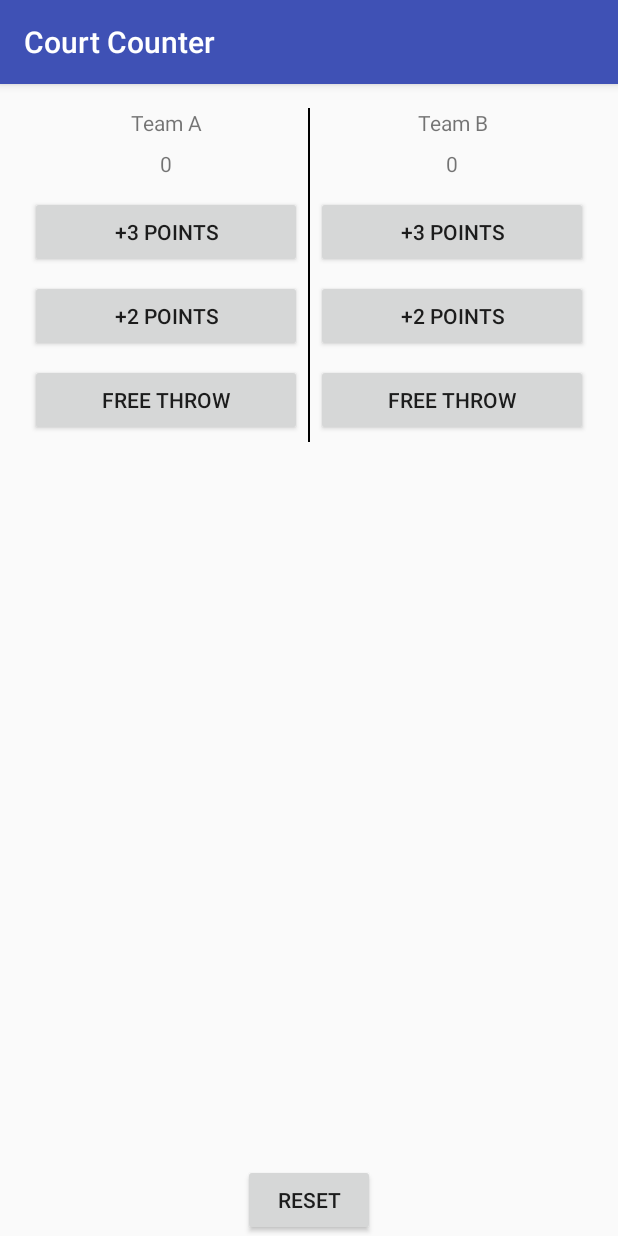
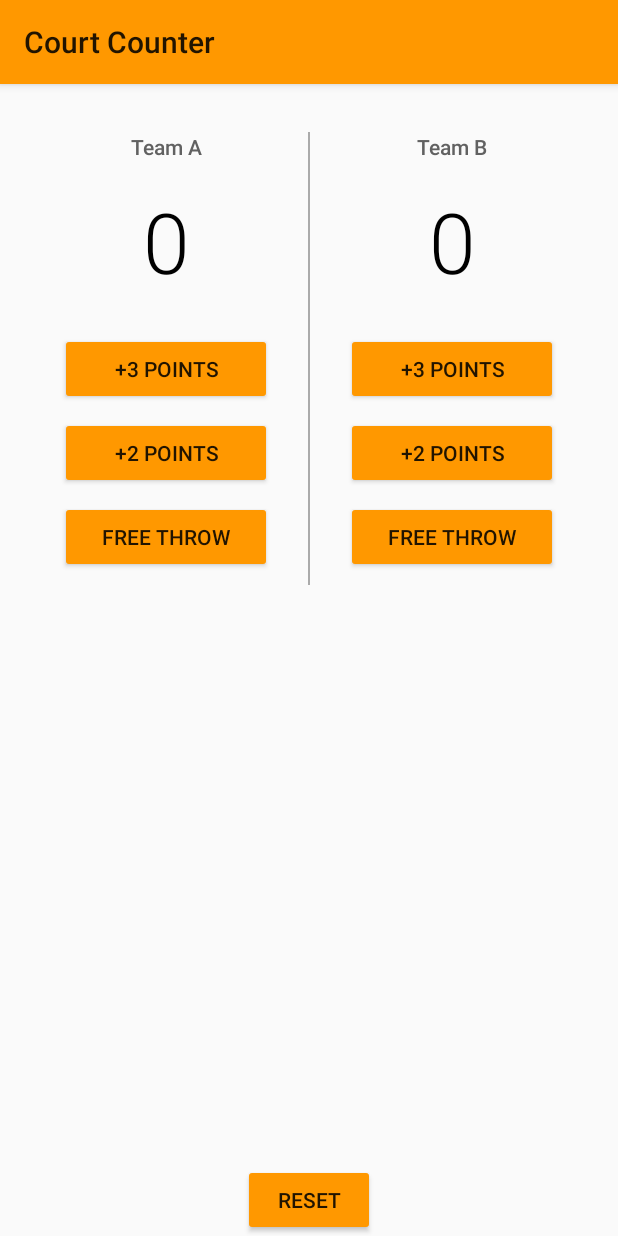
Before and after one commit to vpw/AndroidForBeginners, an Android app: the screen it shows after launch (MainActivity), on a phone screen of 412 x 824 dp. Run offline under Robolectric (Android 15) with nearby library versions, the phone set to English and light mode, and no system bars.

Commit message:
Court counter styles update

```diff
--- a/CourtCounter/app/src/main/res/layout/activity_main.xml
+++ b/CourtCounter/app/src/main/res/layout/activity_main.xml
@@ -1,124 +1,168 @@
 <?xml version="1.0" encoding="utf-8"?>
-<RelativeLayout
-    xmlns:android="http://schemas.android.com/apk/res/android"
+<RelativeLayout xmlns:android="http://schemas.android.com/apk/res/android"
     xmlns:tools="http://schemas.android.com/tools"
     android:layout_width="match_parent"
-    android:layout_height="wrap_content"
-    >
+    android:layout_height="wrap_content">
+
     <LinearLayout
         android:layout_width="match_parent"
         android:layout_height="wrap_content"
+        android:orientation="horizontal"
         android:paddingBottom="@dimen/activity_vertical_margin"
         android:paddingLeft="@dimen/activity_horizontal_margin"
         android:paddingRight="@dimen/activity_horizontal_margin"
         android:paddingTop="@dimen/activity_vertical_margin"
-    android:orientation="horizontal"
         tools:context="com.example.android.courtcounter.MainActivity">
+
         <LinearLayout
             android:layout_width="match_parent"
-        android:layout_height="match_parent"
-        android:orientation="vertical"
-        android:layout_weight="1">
+            android:layout_height="wrap_content"
+            android:layout_weight="1"
+            android:orientation="vertical">
 
             <TextView
                 android:layout_width="match_parent"
                 android:layout_height="wrap_content"
+                android:layout_marginTop="16dp"
+                android:fontFamily="sans-serif-medium"
+                android:gravity="center"
                 android:text="Team A"
-            android:gravity="center"
-            android:layout_marginBottom="8dp"
-            />
+                android:textColor="#616161"
+                android:textSize="14sp" />
+
             <TextView
+                android:id="@+id/team_a_score"
                 android:layout_width="match_parent"
                 android:layout_height="wrap_content"
+                android:layout_marginBottom="24dp"
+                android:layout_marginTop="16dp"
+                android:fontFamily="sans-serif-light"
+                android:gravity="center"
                 android:text="0"
-            android:gravity="center"
-            android:id="@+id/team_a_score"
+                android:textColor="#000000"
+                android:textSize="56sp" />
+
+            <Button
+                android:layout_width="match_parent"
+                android:layout_height="wrap_content"
+                android:layout_gravity="center"
                 android:layout_marginBottom="8dp"
+                android:layout_marginLeft="24dp"
+                android:layout_marginRight="24dp"
+                android:onClick="add3TeamA"
+                android:text="+3 points"
+
                 />
+
             <Button
+                android:layout_width="match_parent"
                 android:layout_height="wrap_content"
+                android:layout_gravity="center"
+                android:layout_marginBottom="8dp"
+                android:layout_marginLeft="24dp"
+                android:layout_marginRight="24dp"
+                android:onClick="add2TeamA"
+                android:text="+2 points"
+
+                />
+
+            <Button
                 android:layout_width="match_parent"
-            android:text="+3 points"
+                android:layout_height="wrap_content"
+                android:layout_gravity="center"
                 android:layout_marginBottom="8dp"
-            android:onClick="add3TeamA"
-            android:layout_margin="4dp"
-            />
-        <Button
-            android:layout_height="wrap_content"
-            android:layout_width="match_parent"
-            android:text="+2 points"
-            android:onClick="add2TeamA"
-            android:layout_margin="4dp"
-            />
-        <Button
-            android:layout_height="wrap_content"
-            android:layout_width="match_parent"
+                android:layout_marginLeft="24dp"
+                android:layout_marginRight="24dp"
+                android:onClick="add1TeamA"
                 android:text="free throw"
                 android:textAllCaps="true"
-            android:onClick="add1TeamA"
-            android:layout_margin="4dp"
+
                 />
         </LinearLayout>
-    <ImageView
+
+        <View
             android:layout_width="1dp"
             android:layout_height="match_parent"
-        android:background="@android:color/black"
-        >
+            android:layout_marginTop="16dp"
+            android:background="@android:color/darker_gray"></View>
 
-    </ImageView>
         <LinearLayout
             android:layout_width="match_parent"
-        android:layout_height="match_parent"
-        android:orientation="vertical"
-        android:layout_weight="1">
+            android:layout_height="wrap_content"
+            android:layout_weight="1"
+            android:orientation="vertical">
 
             <TextView
                 android:layout_width="match_parent"
                 android:layout_height="wrap_content"
+                android:layout_marginTop="16dp"
+                android:fontFamily="sans-serif-medium"
+                android:gravity="center"
                 android:text="Team B"
-            android:gravity="center"
-            android:layout_marginBottom="8dp"
-            />
+                android:textColor="#616161"
+                android:textSize="14sp" />
+
             <TextView
+                android:id="@+id/team_b_score"
                 android:layout_width="match_parent"
                 android:layout_height="wrap_content"
+                android:layout_marginBottom="24dp"
+                android:layout_marginTop="16dp"
+                android:fontFamily="sans-serif-light"
+
+                android:gravity="center"
                 android:text="0"
-            android:gravity="center"
-            android:id="@+id/team_b_score"
+                android:textColor="#000000"
+                android:textSize="56sp" />
+
+            <Button
+                android:layout_width="match_parent"
+                android:layout_height="wrap_content"
+                android:layout_gravity="center"
                 android:layout_marginBottom="8dp"
+                android:layout_marginLeft="24dp"
+                android:layout_marginRight="24dp"
+                android:onClick="add3TeamB"
+                android:text="+3 points"
+
                 />
+
             <Button
+                android:layout_width="match_parent"
                 android:layout_height="wrap_content"
+                android:layout_gravity="center"
+                android:layout_marginBottom="8dp"
+                android:layout_marginLeft="24dp"
+                android:layout_marginRight="24dp"
+                android:onClick="add2TeamB"
+                android:text="+2 points"
+
+                />
+
+            <Button
                 android:layout_width="match_parent"
-            android:text="+3 points"
+                android:layout_height="wrap_content"
+                android:layout_gravity="center"
                 android:layout_marginBottom="8dp"
-            android:onClick="add3TeamB"
-            android:layout_margin="4dp"
-            />
-        <Button
-            android:layout_height="wrap_content"
-            android:layout_width="match_parent"
-            android:text="+2 points"
-            android:onClick="add2TeamB"
-            android:layout_margin="4dp"
-            />
-        <Button
-            android:layout_height="wrap_content"
-            android:layout_width="match_parent"
+                android:layout_marginLeft="24dp"
+                android:layout_marginRight="24dp"
+                android:onClick="add1TeamB"
                 android:text="free throw"
                 android:textAllCaps="true"
-            android:onClick="add1TeamB"
-            android:layout_margin="4dp"
+
                 />
         </LinearLayout>
     </LinearLayout>
+
     <Button
         android:layout_width="wrap_content"
         android:layout_height="wrap_content"
-        android:text="reset"
-        android:textAllCaps="true"
-        android:onClick="reset"
         android:layout_alignParentBottom="true"
         android:layout_centerHorizontal="true"
-        android:layout_marginBottom="10dp"/>
+        android:layout_marginBottom="32dp"
+        android:layout_marginLeft="22dp"
+        android:layout_marginRight="22dp"
+        android:onClick="reset"
+        android:text="reset"
+        android:textAllCaps="true" />
 </RelativeLayout>
--- a/CourtCounter/app/src/main/res/values/styles.xml
+++ b/CourtCounter/app/src/main/res/values/styles.xml
@@ -1,11 +1,9 @@
 <resources>
-
     <!-- Base application theme. -->
-    <style name="AppTheme" parent="Theme.AppCompat.Light.DarkActionBar">
-        <!-- Customize your theme here. -->
-        <item name="colorPrimary">@color/colorPrimary</item>
-        <item name="colorPrimaryDark">@color/colorPrimaryDark</item>
-        <item name="colorAccent">@color/colorAccent</item>
+    <style name="AppTheme" parent="Theme.AppCompat.Light">
+        <!-- Primary theme color of the app (sets background color of app bar) -->
+        <item name="colorPrimary">#FF9800</item>
+        <!-- Background color of buttons in the app -->
+        <item name="colorButtonNormal">#FF9800</item>
     </style>
-
 </resources>
```
Lines whose indentation alone changed are shown as unchanged.
